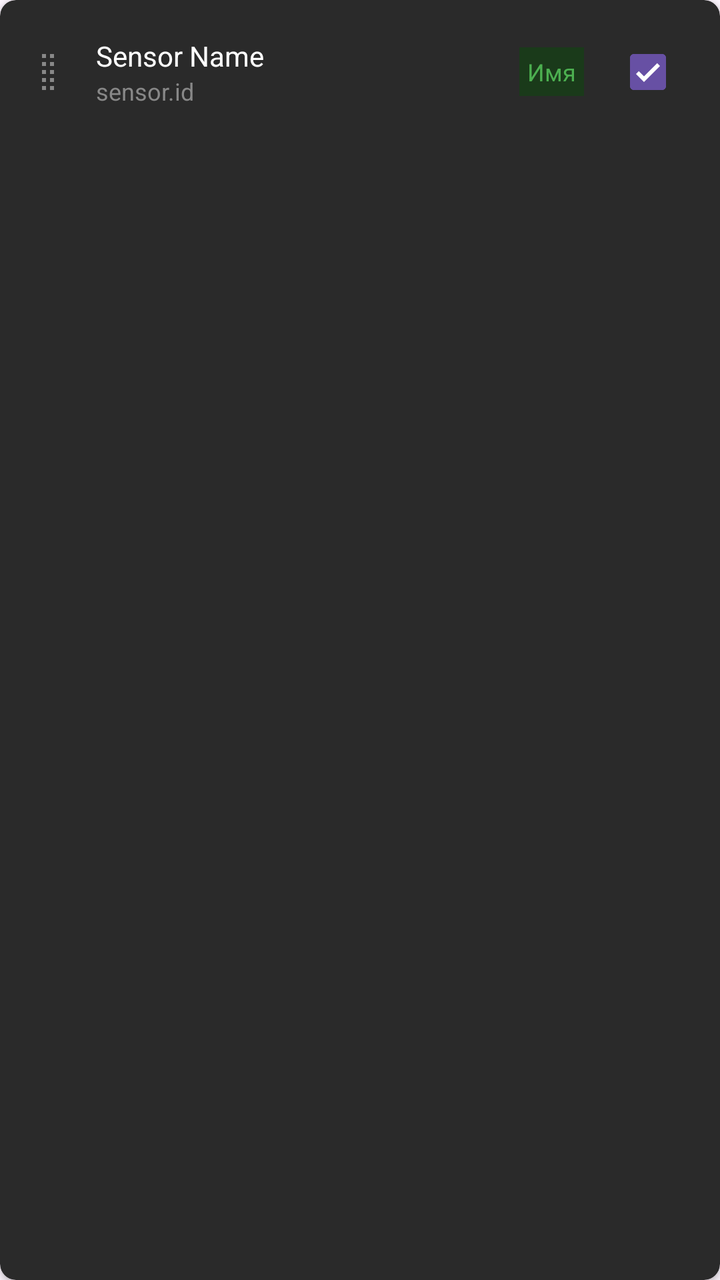
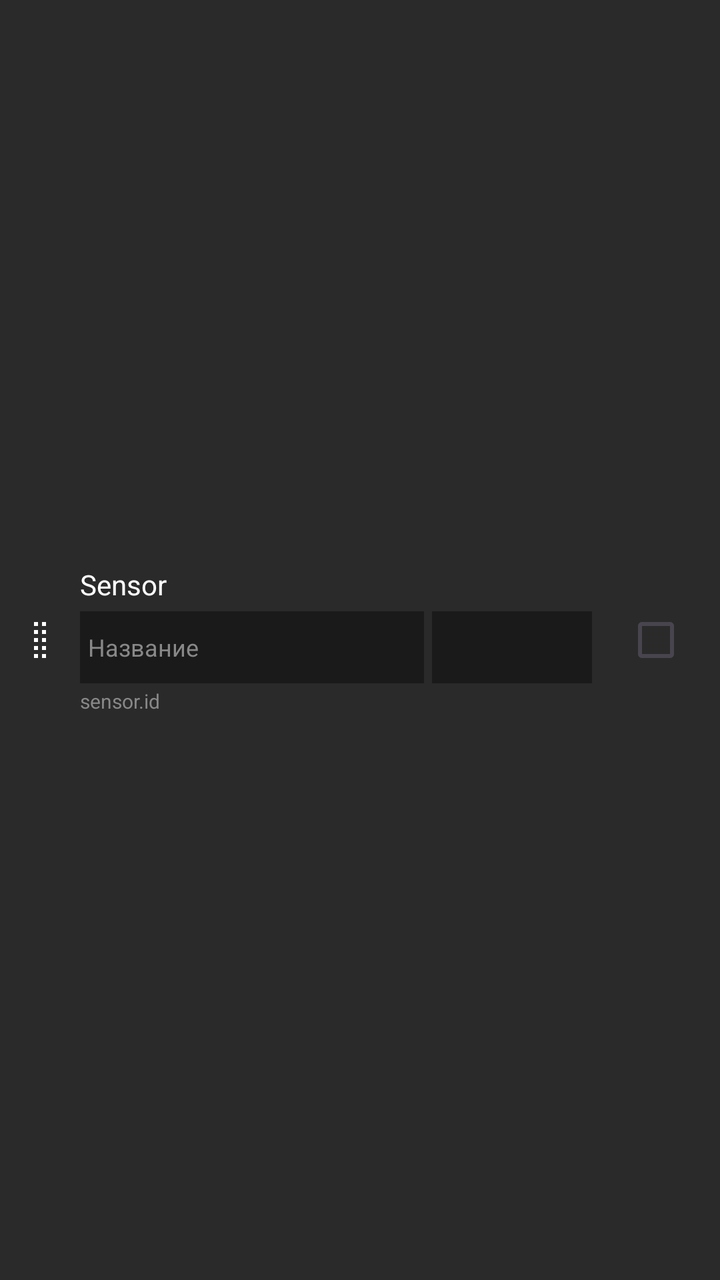

Two renders of the same Android screen: before a commit and after it. Below are the layout's source before the change and the commit's diff.
<!-- AndroidManifest.xml: application theme Theme.SmartHomeDashboard -->
<!-- res/layout/item_draggable_sensor.xml -->
<?xml version="1.0" encoding="utf-8"?>
<androidx.cardview.widget.CardView xmlns:android="http://schemas.android.com/apk/res/android"
    xmlns:app="http://schemas.android.com/apk/res-auto"
    android:layout_width="match_parent"
    android:layout_height="wrap_content"
    android:layout_margin="4dp"
    app:cardBackgroundColor="#2A2A2A"
    app:cardCornerRadius="8dp"
    app:cardElevation="2dp">

    <LinearLayout
        android:layout_width="match_parent"
        android:layout_height="wrap_content"
        android:orientation="horizontal"
        android:padding="12dp"
        android:gravity="center_vertical">

        <ImageView
            android:id="@+id/ivDragHandle"
            android:layout_width="24dp"
            android:layout_height="24dp"
            android:src="@drawable/ic_drag_handle"
            app:tint="#888888"
            android:layout_marginEnd="12dp" />

        <LinearLayout
            android:layout_width="0dp"
            android:layout_height="wrap_content"
            android:layout_weight="1"
            android:orientation="vertical">

            <TextView
                android:id="@+id/tvSensorName"
                android:layout_width="wrap_content"
                android:layout_height="wrap_content"
                android:text="Sensor Name"
                android:textColor="#FFFFFF"
                android:textSize="14sp" />

            <TextView
                android:id="@+id/tvSensorId"
                android:layout_width="wrap_content"
                android:layout_height="wrap_content"
                android:text="sensor.id"
                android:textColor="#888888"
                android:textSize="12sp" />

        </LinearLayout>

        <TextView
            android:id="@+id/tvDisplayName"
            android:layout_width="wrap_content"
            android:layout_height="wrap_content"
            android:text="Имя"
            android:textColor="#4CAF50"
            android:textSize="12sp"
            android:padding="4dp"
            android:background="#1A3A1A"
            android:layout_marginEnd="8dp" />

        <CheckBox
            android:id="@+id/cbVisible"
            android:layout_width="wrap_content"
            android:layout_height="wrap_content"
            android:checked="true" />

    </LinearLayout>
</androidx.cardview.widget.CardView>
<!-- resources referenced by this layout -->
<resources>
  <!-- drawable ic_drag_handle (drawable) -->
  <vector xmlns:android="http://schemas.android.com/apk/res/android"
      android:width="24dp"
      android:height="24dp"
      android:viewportWidth="24"
      android:viewportHeight="24">
      <path
          android:fillColor="#FFFFFF"
          android:pathData="M9,3h2v2h-2zM13,3h2v2h-2zM9,7h2v2h-2zM13,7h2v2h-2zM9,11h2v2h-2zM13,11h2v2h-2zM9,15h2v2h-2zM13,15h2v2h-2zM9,19h2v2h-2zM13,19h2v2h-2z"/>
  </vector>
  <style name="Theme.SmartHomeDashboard" parent="Base.Theme.SmartHomeDashboard" />
  <style name="Base.Theme.SmartHomeDashboard" parent="Theme.Material3.DayNight.NoActionBar">
      </style>
</resources>

<!-- the commit's change to res/layout/item_draggable_sensor.xml (unified diff, before → after) -->
@@ -1,68 +1,77 @@
 <?xml version="1.0" encoding="utf-8"?>
-<androidx.cardview.widget.CardView xmlns:android="http://schemas.android.com/apk/res/android"
-    xmlns:app="http://schemas.android.com/apk/res-auto"
+<LinearLayout xmlns:android="http://schemas.android.com/apk/res/android"
     android:layout_width="match_parent"
     android:layout_height="wrap_content"
-    android:layout_margin="4dp"
-    app:cardBackgroundColor="#2A2A2A"
-    app:cardCornerRadius="8dp"
-    app:cardElevation="2dp">
+    android:orientation="horizontal"
+    android:padding="8dp"
+    android:gravity="center_vertical"
+    android:background="#2A2A2A"
+    android:layout_margin="2dp">
+
+    <ImageView
+        android:id="@+id/ivDragHandle"
+        android:layout_width="24dp"
+        android:layout_height="24dp"
+        android:src="@drawable/ic_drag_handle"
+        android:layout_marginEnd="8dp" />
 
     <LinearLayout
-        android:layout_width="match_parent"
+        android:layout_width="0dp"
         android:layout_height="wrap_content"
-        android:orientation="horizontal"
-        android:padding="12dp"
-        android:gravity="center_vertical">
+        android:layout_weight="1"
+        android:orientation="vertical">
 
-        <ImageView
-            android:id="@+id/ivDragHandle"
-            android:layout_width="24dp"
-            android:layout_height="24dp"
-            android:src="@drawable/ic_drag_handle"
-            app:tint="#888888"
-            android:layout_marginEnd="12dp" />
+        <TextView
+            android:id="@+id/tvSensorName"
+            android:layout_width="wrap_content"
+            android:layout_height="wrap_content"
+            android:text="Sensor"
+            android:textColor="#FFFFFF"
+            android:textSize="14sp" />
 
         <LinearLayout
-            android:layout_width="0dp"
+            android:layout_width="match_parent"
             android:layout_height="wrap_content"
-            android:layout_weight="1"
-            android:orientation="vertical">
+            android:orientation="horizontal"
+            android:layout_marginTop="4dp">
 
-            <TextView
-                android:id="@+id/tvSensorName"
-                android:layout_width="wrap_content"
-                android:layout_height="wrap_content"
-                android:text="Sensor Name"
+            <EditText
+                android:id="@+id/etDisplayName"
+                android:layout_width="0dp"
+                android:layout_height="36dp"
+                android:layout_weight="1"
+                android:background="#1A1A1A"
                 android:textColor="#FFFFFF"
-                android:textSize="14sp" />
+                android:textColorHint="#888888"
+                android:padding="4dp"
+                android:hint="Название"
+                android:textSize="12sp"
+                android:maxLines="1" />
 
-            <TextView
-                android:id="@+id/tvSensorId"
-                android:layout_width="wrap_content"
-                android:layout_height="wrap_content"
-                android:text="sensor.id"
-                android:textColor="#888888"
-                android:textSize="12sp" />
+            <Spinner
+                android:id="@+id/spinnerDecimals"
+                android:layout_width="80dp"
+                android:layout_height="36dp"
+                android:layout_marginStart="4dp"
+                android:background="#1A1A1A" />
 
         </LinearLayout>
 
         <TextView
-            android:id="@+id/tvDisplayName"
+            android:id="@+id/tvSensorId"
             android:layout_width="wrap_content"
             android:layout_height="wrap_content"
-            android:text="Имя"
-            android:textColor="#4CAF50"
-            android:textSize="12sp"
-            android:padding="4dp"
-            android:background="#1A3A1A"
-            android:layout_marginEnd="8dp" />
-
-        <CheckBox
-            android:id="@+id/cbVisible"
-            android:layout_width="wrap_content"
-            android:layout_height="wrap_content"
-            android:checked="true" />
+            android:text="sensor.id"
+            android:textColor="#888888"
+            android:textSize="10sp"
+            android:layout_marginTop="2dp" />
 
     </LinearLayout>
-</androidx.cardview.widget.CardView>
+
+    <CheckBox
+        android:id="@+id/cbVisible"
+        android:layout_width="wrap_content"
+        android:layout_height="wrap_content"
+        android:layout_marginStart="8dp" />
+
+</LinearLayout>
